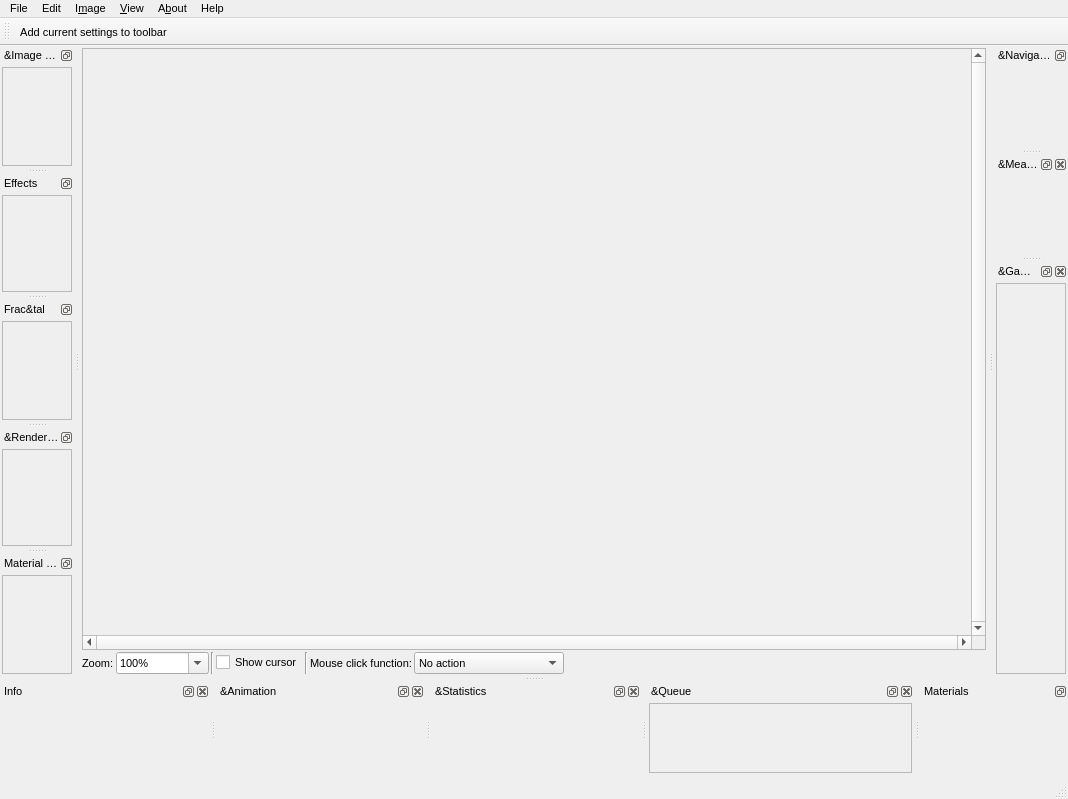
First picture: the form in mandelbulber2/qt/render_window.ui, repository buddhi1980/mandelbulber2, before the edit.
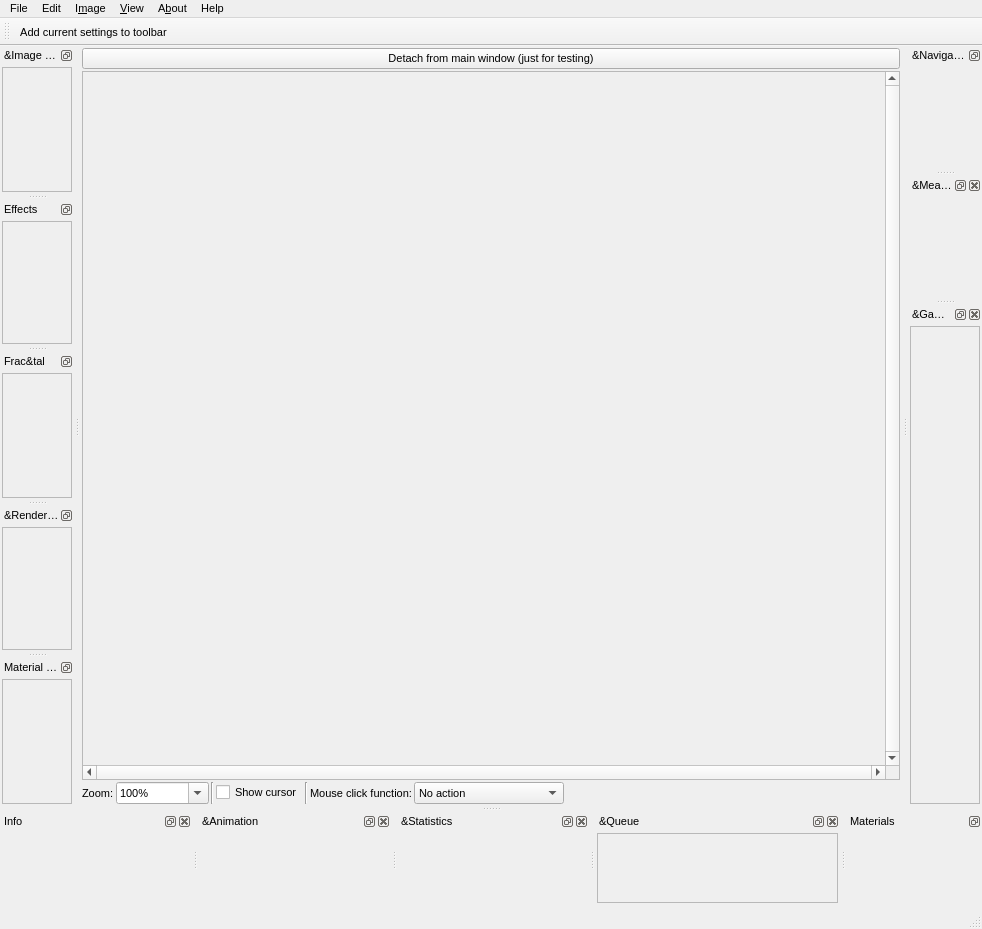
Second picture: the form after the edit. Icons and pictures are not drawn. Custom widgets are drawn as their Qt base class.

Commit message: First attempt to detach renderedImage widget from main window to another window

The edit to the form file:
```diff
--- a/mandelbulber2/qt/render_window.ui
+++ b/mandelbulber2/qt/render_window.ui
@@ -6,8 +6,8 @@
    <rect>
     <x>0</x>
     <y>0</y>
-    <width>1068</width>
-    <height>799</height>
+    <width>982</width>
+    <height>929</height>
    </rect>
   </property>
   <property name="font">
@@ -30,7 +30,7 @@
    <bool>true</bool>
   </property>
   <widget class="QWidget" name="centralwidget">
-   <layout class="QVBoxLayout" name="verticalLayout" stretch="0">
+   <layout class="QVBoxLayout" name="verticalLayout" stretch="0,0">
     <property name="spacing">
      <number>2</number>
     </property>
@@ -47,9 +47,26 @@
      <number>2</number>
     </property>
     <item>
-     <layout class="QVBoxLayout" name="verticalLayout_center">
-      <property name="spacing">
-       <number>2</number>
+     <widget class="QPushButton" name="pushButton_testDetach">
+      <property name="text">
+       <string>Detach from main window (just for testing)</string>
+      </property>
+     </widget>
+    </item>
+    <item>
+     <widget class="QWidget" name="widgetWithImage" native="true">
+      <layout class="QVBoxLayout" name="verticalLayout_3">
+       <property name="leftMargin">
+        <number>0</number>
+       </property>
+       <property name="topMargin">
+        <number>0</number>
+       </property>
+       <property name="rightMargin">
+        <number>0</number>
+       </property>
+       <property name="bottomMargin">
+        <number>0</number>
       </property>
       <item>
        <widget class="MyScrolledArea" name="scrollAreaForImage">
@@ -67,8 +84,8 @@
           <rect>
            <x>0</x>
            <y>0</y>
-           <width>837</width>
-           <height>551</height>
+            <width>753</width>
+            <height>654</height>
           </rect>
          </property>
          <layout class="QVBoxLayout" name="scrollAreaLayoutRenderedImage">
@@ -92,6 +109,11 @@
        </widget>
       </item>
       <item>
+        <layout class="QVBoxLayout" name="verticalLayout_center">
+         <property name="spacing">
+          <number>2</number>
+         </property>
+         <item>
        <layout class="QHBoxLayout" name="hl_zoom" stretch="0,0,0,0,0,0,0,0">
         <property name="spacing">
          <number>2</number>
@@ -243,12 +265,15 @@
     </item>
    </layout>
   </widget>
+    </item>
+   </layout>
+  </widget>
   <widget class="QMenuBar" name="menubar">
    <property name="geometry">
     <rect>
      <x>0</x>
      <y>0</y>
-     <width>1068</width>
+     <width>982</width>
      <height>21</height>
     </rect>
    </property>
@@ -395,7 +420,7 @@
           <x>0</x>
           <y>0</y>
           <width>84</width>
-          <height>84</height>
+          <height>108</height>
          </rect>
         </property>
         <layout class="QVBoxLayout" name="verticalLayout_19">
@@ -510,7 +535,7 @@
           <x>0</x>
           <y>0</y>
           <width>84</width>
-          <height>84</height>
+          <height>110</height>
          </rect>
         </property>
         <layout class="QVBoxLayout" name="verticalLayout_26">
@@ -577,7 +602,7 @@
           <x>0</x>
           <y>0</y>
           <width>84</width>
-          <height>84</height>
+          <height>114</height>
          </rect>
         </property>
         <layout class="QVBoxLayout" name="verticalLayout_59">
@@ -644,7 +669,7 @@
           <x>0</x>
           <y>0</y>
           <width>84</width>
-          <height>84</height>
+          <height>110</height>
          </rect>
         </property>
         <layout class="QVBoxLayout" name="verticalLayout_46">
@@ -812,7 +837,7 @@
          <rect>
           <x>0</x>
           <y>0</y>
-          <width>234</width>
+          <width>212</width>
           <height>84</height>
          </rect>
         </property>
@@ -910,7 +935,7 @@
           <x>0</x>
           <y>0</y>
           <width>84</width>
-          <height>84</height>
+          <height>108</height>
          </rect>
         </property>
         <layout class="QVBoxLayout" name="verticalLayout_materials">
@@ -989,7 +1014,7 @@
           <x>0</x>
           <y>0</y>
           <width>84</width>
-          <height>321</height>
+          <height>385</height>
          </rect>
         </property>
         <layout class="QVBoxLayout" name="verticalLayout_94">
```
Left out of the diff: 5 changed lines with no effect on the pictures. Lines whose indentation alone changed are shown as unchanged. The commit also changes 3 other files.
